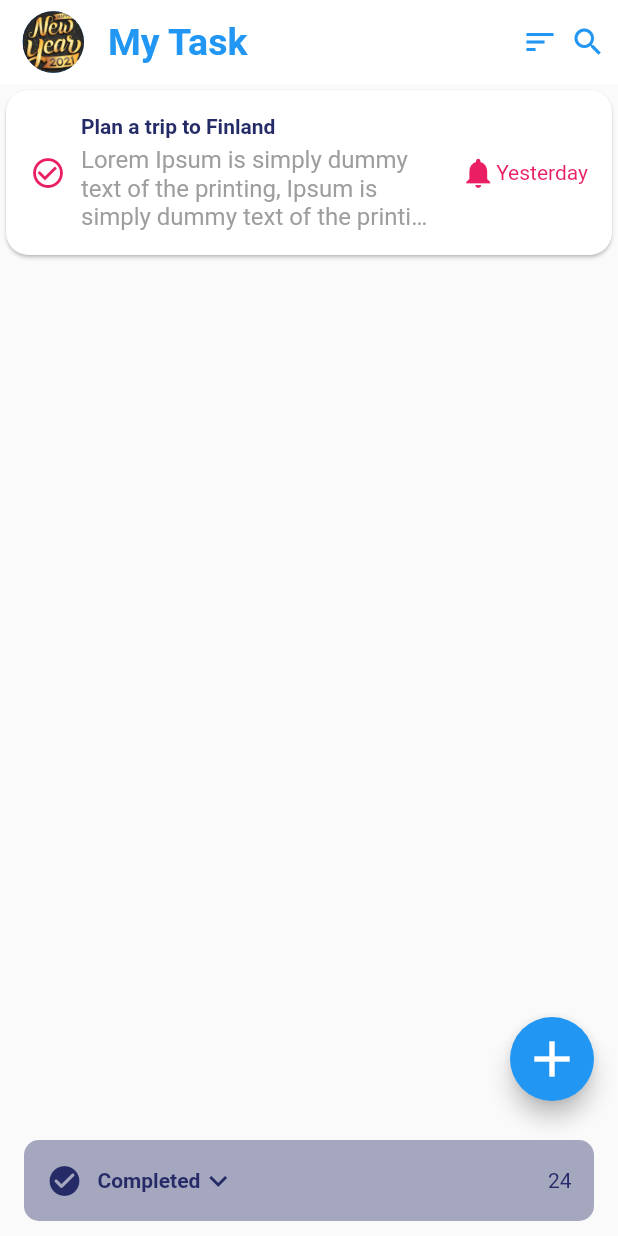
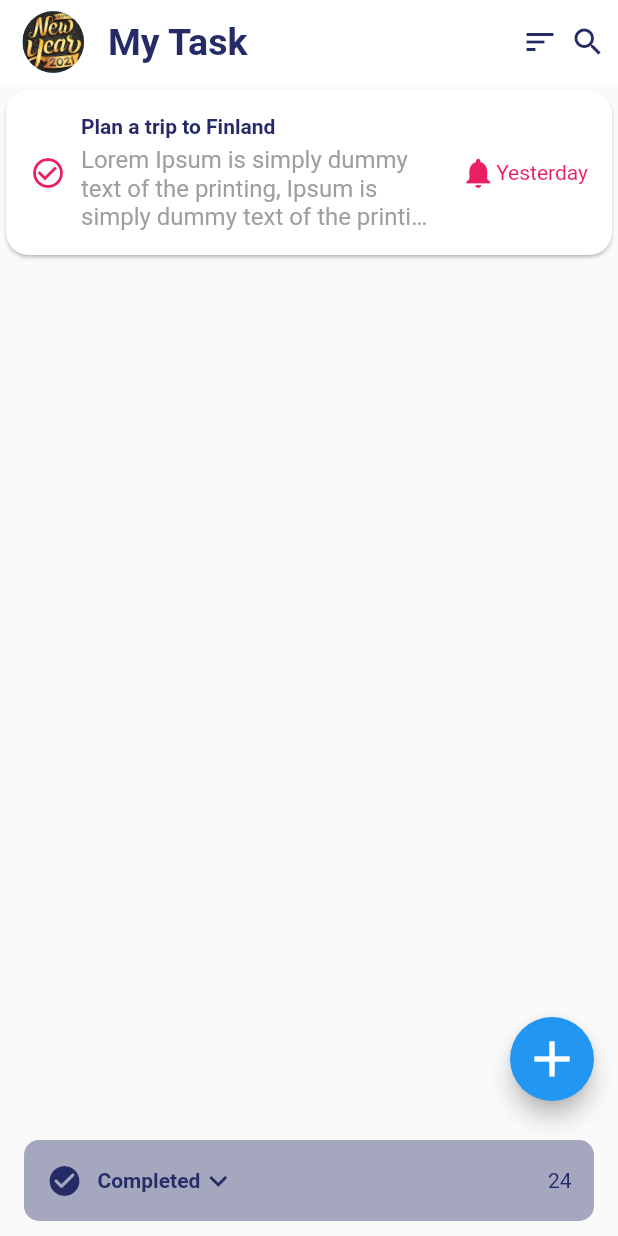
Before and after one commit to Ayiks/Todo_app, a Flutter app: the screen it shows after launch, on a phone screen of 412 x 824 dp. Run offline on Flutter 3.47's test engine with Material 2 defaults, Android fonts, the phone set to English and light mode, and no system bars.

Commit message:
added our custom color

```diff
--- a/lib/main.dart
+++ b/lib/main.dart
@@ -1,4 +1,5 @@
 import 'package:flutter/material.dart';
+import 'package:todo_app/utils.dart';
 
 import 'home_view.dart';
 
@@ -14,11 +15,11 @@ class MyApp extends StatelessWidget {
     return MaterialApp(
       title: 'Todo App',
       theme: ThemeData(
-        appBarTheme: const AppBarTheme(
+        appBarTheme:  AppBarTheme(
           backgroundColor: Colors.white,
-          iconTheme: IconThemeData(color: Colors.blue),
+          iconTheme: IconThemeData(color: customBlue),
           titleTextStyle: TextStyle(
-            color: Colors.blue,
+            color: customBlue,
             fontWeight: FontWeight.w600,
             fontSize: 25
           ),
```
